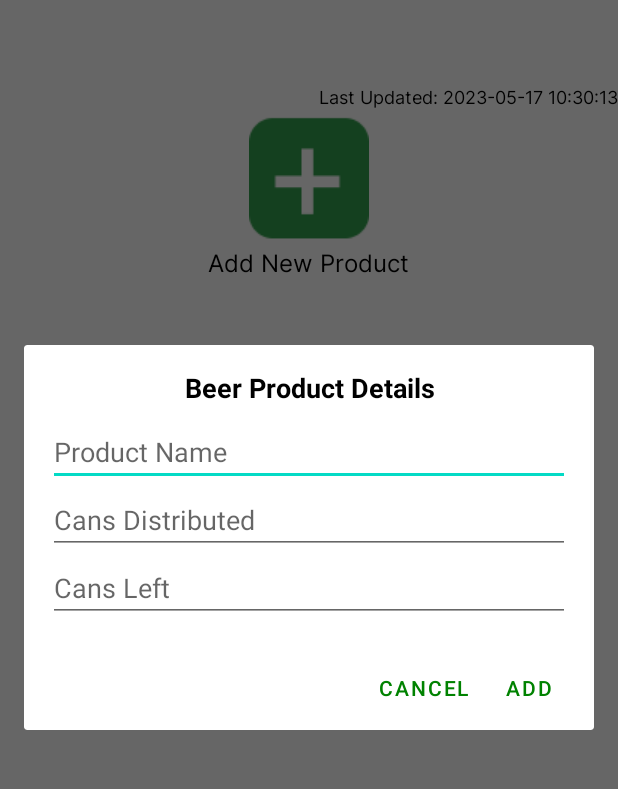
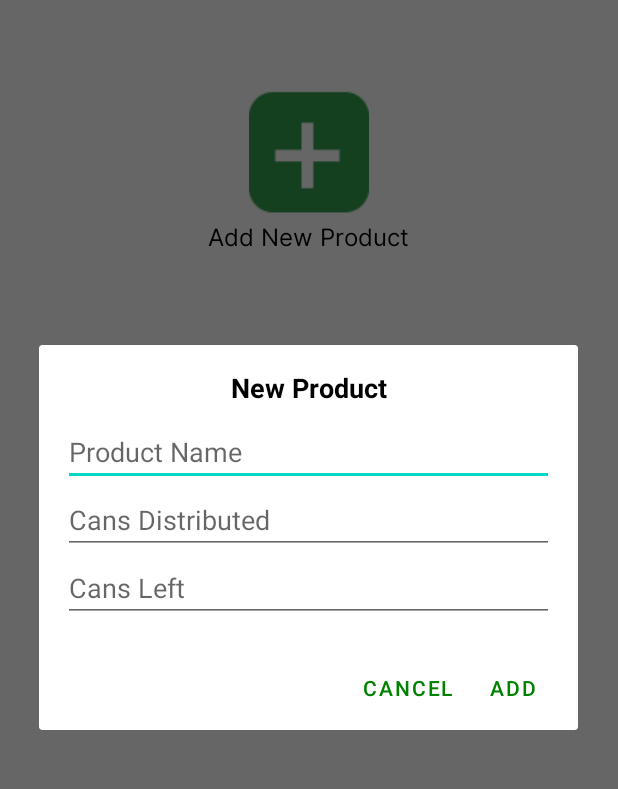
Before and after one commit to RB0810/BrewLogi, an Android app: the StallPage screen opened directly, with no data from a screen before it, after a tap on an icon or button, on a phone screen of 412 x 824 dp, the part 80-869 px from its top. Run offline under Robolectric (Android 15) with nearby library versions, the phone set to English and light mode, and no system bars; our stand-ins replace Firebase (no records; nobody signed in at launch, a user with empty details on screens opened directly).

Commit message:
responsible drinking page up

```diff
--- a/app/src/main/AndroidManifest.xml
+++ b/app/src/main/AndroidManifest.xml
@@ -28,6 +28,9 @@
             android:name=".PlaceOrder"
             android:exported="false" />
         <activity
+            android:name=".ResponsibleDrinking"
+            android:exported="false" />
+        <activity
             android:name=".Organiser"
             android:exported="false" />
     </application>
--- a/app/src/main/java/com/example/brewlogi/MainActivity.java
+++ b/app/src/main/java/com/example/brewlogi/MainActivity.java
@@ -28,7 +28,7 @@ public class MainActivity extends AppCompatActivity {
         parent.setOnClickListener(new View.OnClickListener() {
             @Override
             public void onClick(View view) {
-                Intent intent = new Intent(MainActivity.this, PlaceOrder.class);
+                Intent intent = new Intent(MainActivity.this, ResponsibleDrinking.class);
                 startActivity(intent);
             }
         });
--- a/app/src/main/java/com/example/brewlogi/StallPage.java
+++ b/app/src/main/java/com/example/brewlogi/StallPage.java
@@ -77,17 +77,6 @@ public class StallPage extends AppCompatActivity {
         database.addValueEventListener(new ValueEventListener() {
             @Override
             public void onDataChange(@NonNull DataSnapshot snapshot) {
-                String lastUpdatedTimestamp = String.valueOf(System.currentTimeMillis());
-
-                // Convert the timestamp to your desired format
-                // For example, you can use SimpleDateFormat to format the timestamp
-                SimpleDateFormat sdf = new SimpleDateFormat("yyyy-MM-dd HH:mm:ss");
-                String lastUpdatedDate = sdf.format(new Date(Long.parseLong(lastUpdatedTimestamp)));
-
-                // Set the last updated date and time on the TextView
-
-                TextView lastUpdated = findViewById(R.id.lastupdated);
-                lastUpdated.setText("Last Updated: " + lastUpdatedDate);
                 productList.clear();
 
                 for (DataSnapshot dataSnapshot : snapshot.getChildren()) {
--- a/app/src/main/res/layout/activity_stall_page.xml
+++ b/app/src/main/res/layout/activity_stall_page.xml
@@ -30,16 +30,6 @@
                 android:fontFamily="@font/iowan_bold"
                 android:textColor="@color/black"/>
 
-            <TextView
-                android:layout_gravity="right"
-                android:layout_width="wrap_content"
-                android:layout_height="wrap_content"
-                android:text="Last Updated"
-                android:id="@+id/lastupdated"
-                android:fontFamily="@font/inter_regular"
-                android:textSize="12dp"
-                android:textColor="@color/black"/>
-
             <androidx.recyclerview.widget.RecyclerView
                 android:id="@+id/recycler_view_stall"
                 android:layout_width="match_parent"
--- a/app/src/main/res/layout/dialog_add_product.xml
+++ b/app/src/main/res/layout/dialog_add_product.xml
@@ -5,14 +5,11 @@
     android:orientation="vertical"
     android:padding="16dp">
 
-    <RelativeLayout
-        android:layout_width="match_parent"
-        android:layout_height="wrap_content">
 
     <TextView
         android:layout_width="match_parent"
         android:layout_height="wrap_content"
-            android:text="Beer Product Details"
+        android:text="New Product"
         android:textSize="18sp"
         android:textStyle="bold"
         android:gravity="center"
@@ -20,7 +17,6 @@
         android:paddingBottom="8dp"/>
 
 
-    </RelativeLayout>
 
     <EditText
         android:id="@+id/edit_text_product_name"
--- a/app/src/main/res/values/strings.xml
+++ b/app/src/main/res/values/strings.xml
@@ -2,4 +2,5 @@
     <string name="app_name">BrewLogi</string>
     <!-- TODO: Remove or change this placeholder text -->
     <string name="hello_blank_fragment">Hello blank fragment</string>
+    <string name="responsible_drink">At BrewLogi, we prioritize responsible drinking for a safer and more enjoyable experience. Embrace moderation, knowing your limits and pacing yourself. Familiarize yourself with alcohol content and serving sizes. Stay hydrated by drinking water alongside alcohol. Be a responsible friend, intervening if needed. Ensure you are above the legal drinking age of 18. By adhering to these principles, you contribute to a healthier community. Enjoy your drinks responsibly at BrewLogi, where we promote personal safety and well-being.</string>
 </resources>
```
Also changed, not shown: app/src/main/java/com/example/brewlogi/ResponsibleDrinking.java (added, +35 -0 lines), app/src/main/res/drawable/roundedgreen.xml (added, +17 -0 lines), app/src/main/res/layout/activity_responsibledrinking.xml (added, +58 -0 lines). Lines whose indentation alone changed are shown as unchanged.
